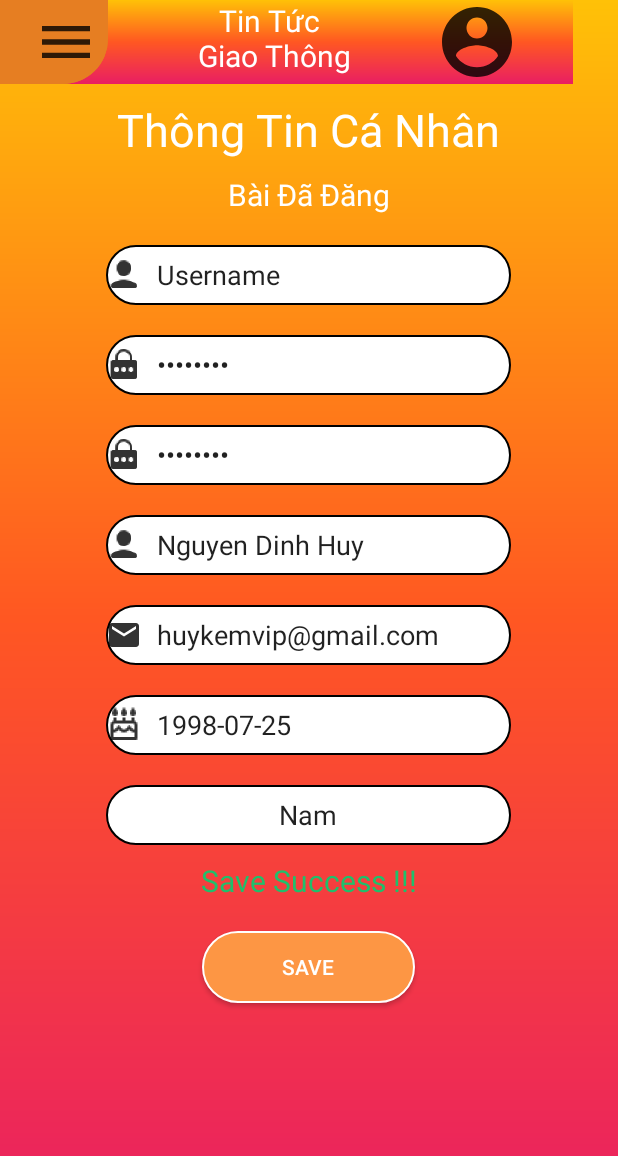
After one commit to huykemvip1/Tin_Tuc_Giao_Thong, an Android app: the ProfileActivity screen opened directly, with no data from a screen before it, on a phone screen of 412 x 824 dp. The commit adds this screen. Shown: the top 1156 px of the screen. Run offline under Robolectric (Android 15) with nearby library versions, the light colour scheme and no system bars.

Commit message:
add data 2

```diff
--- a/TinTucGiaoThong/app/src/main/AndroidManifest.xml
+++ b/TinTucGiaoThong/app/src/main/AndroidManifest.xml
@@ -1,7 +1,7 @@
 <?xml version="1.0" encoding="utf-8"?>
 <manifest xmlns:android="http://schemas.android.com/apk/res/android"
     xmlns:tools="http://schemas.android.com/tools"
-    package="com.example.tintucgiaothong" >
+    package="com.example.tintucgiaothong">
 
     <uses-permission android:name="android.permission.ACCESS_COARSE_LOCATION" />
     <uses-permission android:name="android.permission.ACCESS_FINE_LOCATION" />
@@ -19,14 +19,22 @@
         android:roundIcon="@mipmap/ic_launcher_round"
         android:supportsRtl="true"
         android:theme="@style/Theme.TinTucGiaoThong"
-        android:usesCleartextTraffic="true" >
+        android:usesCleartextTraffic="true">
+        <activity
+            android:name=".ProfileActivity"
+            android:exported="true" >
+            <intent-filter>
+                <action android:name="android.intent.action.MAIN" />
+
+                <category android:name="android.intent.category.LAUNCHER" />
+            </intent-filter>
+        </activity>
         <activity
             android:name=".ForgotAccount"
             android:exported="false" />
         <activity
             android:name=".PostActivity"
-            android:exported="false" >
-        </activity>
+            android:exported="false"></activity>
         <activity
             android:name=".DetailsActivity"
             android:exported="false" />
@@ -47,7 +55,7 @@
             android:exported="false" />
         <activity
             android:name=".LoginActivity"
-            android:exported="true" >
+            android:exported="true">
             <intent-filter>
                 <action android:name="android.intent.action.MAIN" />
 
--- /dev/null
+++ b/TinTucGiaoThong/app/src/main/java/com/example/tintucgiaothong/ProfileActivity.java
@@ -0,0 +1,21 @@
+package com.example.tintucgiaothong;
+
+import androidx.appcompat.app.AppCompatActivity;
+
+import android.os.Bundle;
+import android.view.View;
+
+public class ProfileActivity extends AppCompatActivity {
+
+    @Override
+    protected void onCreate(Bundle savedInstanceState) {
+        super.onCreate(savedInstanceState);
+        setContentView(R.layout.profile);
+    }
+    public void saveNguoiDung(View view){
+
+    }
+    public void toDetailsStatus(View view){
+
+    }
+}
--- a/TinTucGiaoThong/app/src/main/java/com/example/tintucgiaothong/ToolbarActivity.java
+++ b/TinTucGiaoThong/app/src/main/java/com/example/tintucgiaothong/ToolbarActivity.java
@@ -92,6 +92,11 @@ public class ToolbarActivity extends Fragment {
         intent.setClass(this.view.getContext(),PostActivity.class);
         startActivity(intent);
     }
+    public void toProfile(){
+        Intent intent=new Intent();
+        intent.setClass(this.view.getContext(), ProfileActivity.class);
+        startActivity(intent);
+    }
 
     class Backend_ToLogin extends AsyncTask<String , InputStream, Void>{
         ToolbarActivity toolbarActivity;
--- /dev/null
+++ b/TinTucGiaoThong/app/src/main/res/layout/profile.xml
@@ -0,0 +1,142 @@
+<?xml version="1.0" encoding="utf-8"?>
+<RelativeLayout xmlns:android="http://schemas.android.com/apk/res/android"
+    xmlns:app="http://schemas.android.com/apk/res-auto"
+    xmlns:tools="http://schemas.android.com/tools"
+    android:layout_width="match_parent"
+    android:layout_height="match_parent"
+    tools:context=".ProfileActivity"
+    android:background="@drawable/background">
+    <fragment
+        android:layout_width="wrap_content"
+        android:layout_height="wrap_content"
+        android:name="com.example.tintucgiaothong.ToolbarActivity"
+        android:id="@+id/fr_toolbar_4"/>
+
+    <TextView
+        android:layout_width="wrap_content"
+        android:layout_height="wrap_content"
+        android:layout_below="@+id/fr_toolbar_4"
+        android:layout_centerHorizontal="true"
+        android:layout_marginTop="10dp"
+        android:text="Thông Tin Cá Nhân"
+        android:textColor="@color/white"
+        android:textSize="30dp" />
+    <TextView
+        android:id="@+id/p_details"
+        android:layout_width="wrap_content"
+        android:layout_height="wrap_content"
+        android:layout_below="@id/fr_toolbar_4"
+        android:layout_marginTop="60dp"
+        android:text="Bài Đã Đăng"
+        android:textColor="@color/white"
+        android:textSize="20dp"
+        android:layout_centerHorizontal="true"
+        android:clickable="true"
+        android:onClick="toDetailsStatus"/>
+
+    <EditText
+        android:id="@+id/p_username"
+        android:layout_width="270dp"
+        android:layout_height="40dp"
+        android:layout_below="@+id/p_details"
+        android:layout_centerHorizontal="true"
+        android:layout_marginTop="20dp"
+        android:background="@drawable/bd_input"
+        android:text="Username"
+        android:drawableLeft="@drawable/ic_username"
+        android:drawablePadding="10dp"/>
+
+    <EditText
+        android:id="@+id/p_password"
+        android:layout_width="270dp"
+        android:layout_height="40dp"
+        android:layout_below="@id/p_username"
+        android:layout_centerHorizontal="true"
+        android:layout_marginTop="20dp"
+        android:background="@drawable/bd_input"
+        android:inputType="textPassword"
+        android:text="password"
+        android:drawableLeft="@drawable/ic_password"
+        android:drawablePadding="10dp"/>
+    <EditText
+        android:id="@+id/p_re_enter_password"
+        android:layout_width="270dp"
+        android:layout_height="40dp"
+        android:layout_below="@id/p_password"
+        android:layout_centerHorizontal="true"
+        android:layout_marginTop="20dp"
+        android:background="@drawable/bd_input"
+        android:inputType="textPassword"
+        android:text="password"
+        android:drawableLeft="@drawable/ic_password"
+        android:drawablePadding="10dp"/>
+
+    <EditText
+        android:id="@+id/p_fullname"
+        android:layout_width="270dp"
+        android:layout_height="40dp"
+        android:layout_below="@id/p_re_enter_password"
+        android:layout_centerHorizontal="true"
+        android:layout_marginTop="20dp"
+        android:background="@drawable/bd_input"
+        android:text="Nguyen Dinh Huy"
+        android:drawableLeft="@drawable/ic_username"
+        android:drawablePadding="10dp"/>
+    <EditText
+        android:id="@+id/p_email"
+        android:layout_width="270dp"
+        android:layout_height="40dp"
+        android:layout_below="@id/p_fullname"
+        android:layout_centerHorizontal="true"
+        android:layout_marginTop="20dp"
+        android:background="@drawable/bd_input"
+        android:text="huykemvip@gmail.com"
+        android:drawableLeft="@drawable/ic_email"
+        android:drawablePadding="10dp"/>
+    <EditText
+        android:id="@+id/p_birthday"
+        android:layout_width="270dp"
+        android:layout_height="40dp"
+        android:layout_below="@id/p_email"
+        android:layout_centerHorizontal="true"
+        android:layout_marginTop="20dp"
+        android:background="@drawable/bd_input"
+        android:text="1998-07-25"
+        android:drawableLeft="@drawable/ic_birthday"
+        android:drawablePadding="10dp"
+        android:hint="1998-07-25"/>
+
+    <EditText
+        android:id="@+id/p_sex"
+        android:layout_width="270dp"
+        android:layout_height="40dp"
+        android:layout_below="@id/p_birthday"
+        android:layout_centerHorizontal="true"
+        android:layout_marginTop="20dp"
+        android:background="@drawable/bd_input"
+        android:gravity="center"
+        android:text="Nam" />
+    <TextView
+        android:id="@+id/p_mess"
+        android:layout_width="wrap_content"
+        android:layout_height="wrap_content"
+        android:layout_below="@+id/p_sex"
+        android:layout_marginTop="10dp"
+        android:textSize="20dp"
+        android:textColor="@color/reptile_green"
+        android:text="Save Success !!!"
+        android:layout_centerHorizontal="true"
+        />
+    <Button
+        android:layout_width="142dp"
+        android:layout_height="wrap_content"
+        android:layout_below="@+id/p_mess"
+        android:layout_centerHorizontal="true"
+        android:layout_marginTop="20dp"
+        android:background="@drawable/bg_btn_color"
+        android:onClick="saveNguoiDung"
+        android:text="Save"
+        android:textColor="@color/white"/>
+
+
+</RelativeLayout>
--- a/TinTucGiaoThong/app/src/main/res/menu/menu_activity.xml
+++ b/TinTucGiaoThong/app/src/main/res/menu/menu_activity.xml
@@ -10,6 +10,10 @@
                 android:title="Trang chủ"
                 android:icon="@drawable/ic_home"
                 app:showAsAction="ifRoom" />
+            <item android:id="@+id/it_profile"
+                android:title="Hồ sơ cá nhân"
+                android:icon="@drawable/ic_username"
+                app:showAsAction="ifRoom"/>
             <item android:id="@+id/it_post"
                 android:title="Đăng bài"
                 android:icon="@drawable/ic_post"
```
Also changed, not shown: TinTucGiaoThong/app/src/main/res/drawable-hdpi/ic_birthday.png (added), TinTucGiaoThong/app/src/main/res/drawable-mdpi/ic_birthday.png (added), TinTucGiaoThong/app/src/main/res/drawable-xhdpi/ic_birthday.png (added), TinTucGiaoThong/app/src/main/res/drawable-xxhdpi/ic_birthday.png (added), TinTucGiaoThong/app/src/main/res/drawable-xxxhdpi/ic_birthday.png (added).
